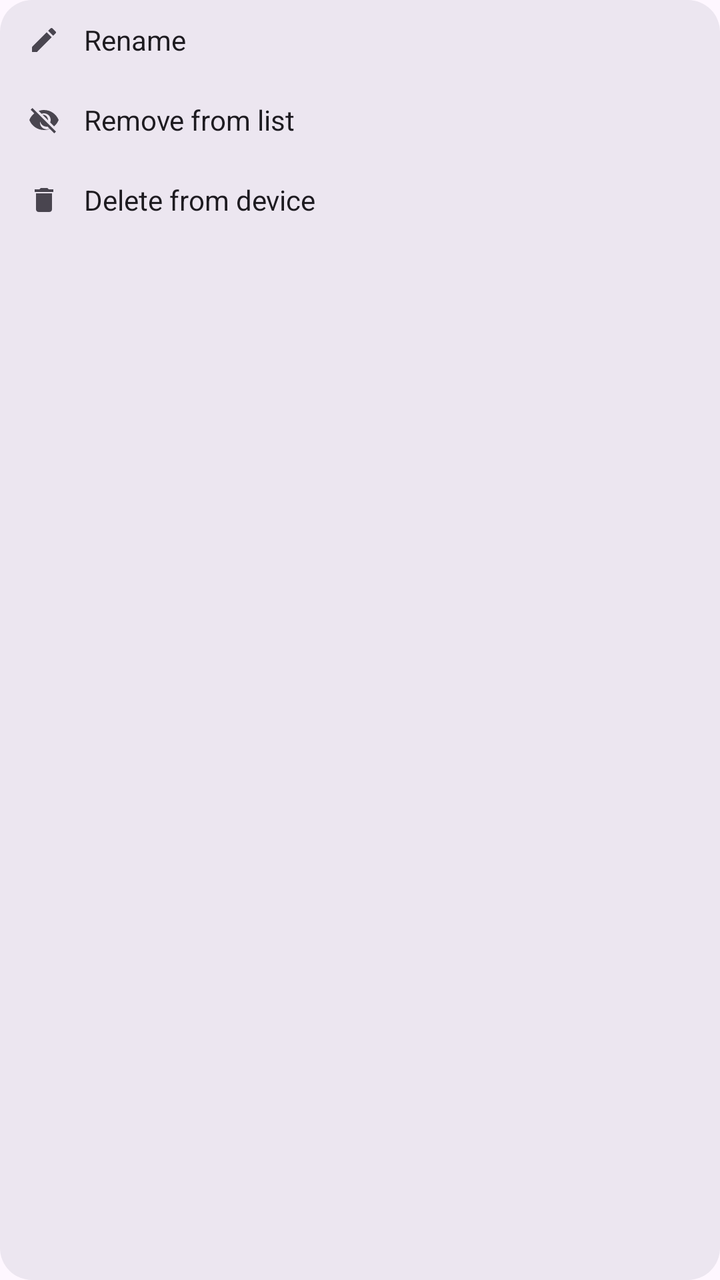
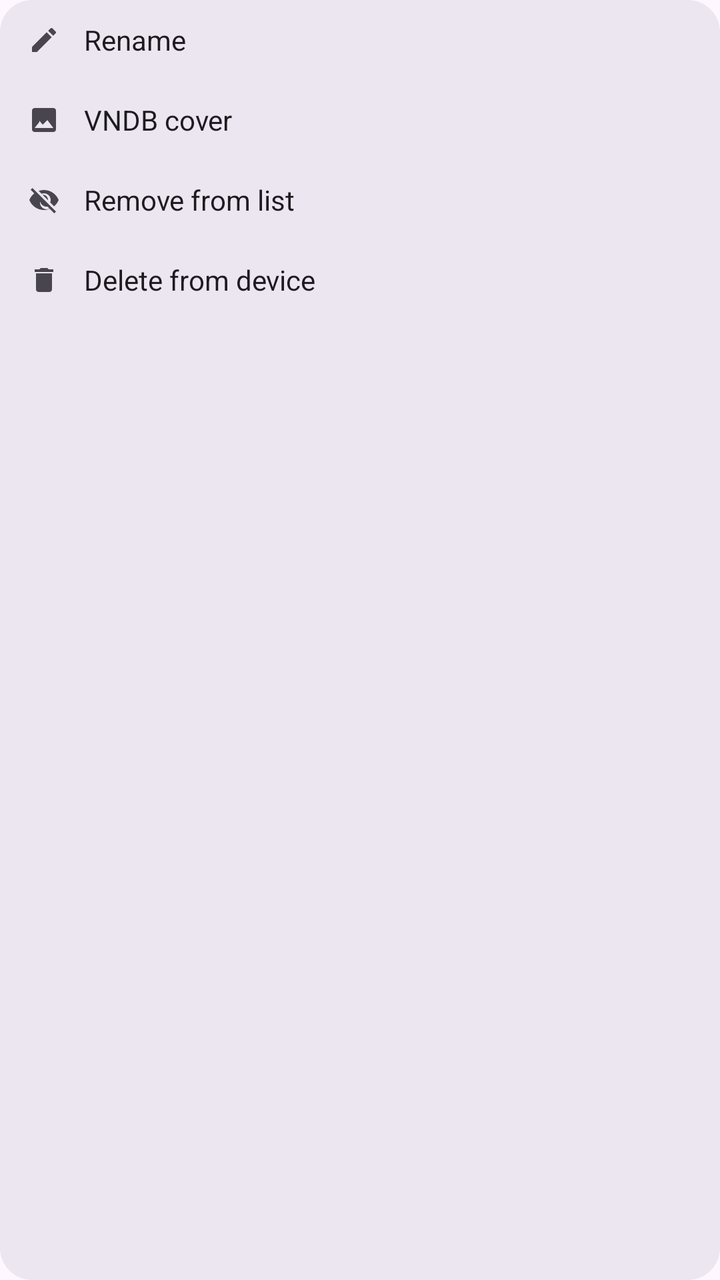

The first picture is an Android layout as it rendered before a commit; the second is the same layout after the commit. The layout source and the unified diff follow.
<!-- AndroidManifest.xml: application theme AppTheme -->
<!-- res/layout/game_context_popup.xml -->
<?xml version="1.0" encoding="utf-8"?>
<LinearLayout xmlns:android="http://schemas.android.com/apk/res/android"
    xmlns:app="http://schemas.android.com/apk/res-auto"
    android:orientation="vertical"
    android:layout_width="wrap_content"
    android:layout_height="wrap_content"
    android:background="@drawable/bg_game_context">

    
    <LinearLayout
        android:id="@+id/ctx_rename_row"
        android:orientation="horizontal"
        android:layout_width="match_parent"
        android:layout_height="40dp"
        android:paddingStart="14dp"
        android:paddingEnd="20dp"
        android:gravity="center_vertical"
        android:background="?attr/selectableItemBackground"
        android:clickable="true"
        android:focusable="true">

        <ImageView
            android:layout_width="16dp"
            android:layout_height="16dp"
            android:importantForAccessibility="no"
            android:src="@drawable/ic_ctx_rename"
            app:tint="?attr/colorOnSurfaceVariant"/>

        <TextView
            android:layout_width="wrap_content"
            android:layout_height="wrap_content"
            android:layout_marginStart="12dp"
            android:text="@string/ctx_rename"
            android:textSize="14sp"
            android:textColor="?attr/colorOnSurface"/>

    </LinearLayout>

    
    <LinearLayout
        android:id="@+id/ctx_hide_row"
        android:orientation="horizontal"
        android:layout_width="match_parent"
        android:layout_height="40dp"
        android:paddingStart="14dp"
        android:paddingEnd="20dp"
        android:gravity="center_vertical"
        android:background="?attr/selectableItemBackground"
        android:clickable="true"
        android:focusable="true">

        <ImageView
            android:layout_width="16dp"
            android:layout_height="16dp"
            android:importantForAccessibility="no"
            android:src="@drawable/ic_ctx_hide"
            app:tint="?attr/colorOnSurfaceVariant"/>

        <TextView
            android:layout_width="wrap_content"
            android:layout_height="wrap_content"
            android:layout_marginStart="12dp"
            android:text="@string/ctx_hide"
            android:textSize="14sp"
            android:textColor="?attr/colorOnSurface"/>

    </LinearLayout>

    
    <LinearLayout
        android:id="@+id/ctx_delete_row"
        android:orientation="horizontal"
        android:layout_width="match_parent"
        android:layout_height="40dp"
        android:paddingStart="14dp"
        android:paddingEnd="20dp"
        android:gravity="center_vertical"
        android:background="?attr/selectableItemBackground"
        android:clickable="true"
        android:focusable="true">

        <ImageView
            android:layout_width="16dp"
            android:layout_height="16dp"
            android:importantForAccessibility="no"
            android:src="@drawable/ic_ctx_delete"
            app:tint="?attr/colorOnSurfaceVariant"/>

        <TextView
            android:layout_width="wrap_content"
            android:layout_height="wrap_content"
            android:layout_marginStart="12dp"
            android:text="@string/ctx_delete"
            android:textSize="14sp"
            android:textColor="?attr/colorOnSurface"/>

    </LinearLayout>

</LinearLayout>
<!-- resources referenced by this layout -->
<resources>
  <!-- drawable bg_game_context (drawable) -->
  <?xml version="1.0" encoding="utf-8"?>
  <shape xmlns:android="http://schemas.android.com/apk/res/android"
      android:shape="rectangle">
      <solid android:color="?attr/colorSurfaceContainerHigh"/>
      <corners android:radius="16dp"/>
  </shape>
  <!-- drawable ic_ctx_delete (drawable) -->
  <?xml version="1.0" encoding="utf-8"?>
  <vector xmlns:android="http://schemas.android.com/apk/res/android"
      android:width="24dp"
      android:height="24dp"
      android:viewportWidth="24"
      android:viewportHeight="24">
      <path
          android:fillColor="#FF000000"
          android:pathData="M6,19c0,1.1 0.9,2 2,2h8c1.1,0 2,-0.9 2,-2V7H6v12zM19,4h-3.5l-1,-1h-5l-1,1H5v2h14V4z"/>
  </vector>
  <!-- drawable ic_ctx_hide (drawable) -->
  <?xml version="1.0" encoding="utf-8"?>
  <vector xmlns:android="http://schemas.android.com/apk/res/android"
      android:width="24dp"
      android:height="24dp"
      android:viewportWidth="24"
      android:viewportHeight="24">
      <path
          android:fillColor="#FF000000"
          android:pathData="M12,7c2.76,0 5,2.24 5,5 0,0.65 -0.13,1.26 -0.36,1.83l2.92,2.92c1.51,-1.26 2.7,-2.89 3.43,-4.75 -1.73,-4.39 -6,-7.5 -11,-7.5 -1.4,0 -2.74,0.25 -3.98,0.7l2.16,2.16C10.74,7.13 11.35,7 12,7zM2,4.27l2.28,2.28 0.46,0.46C3.08,8.3 1.78,10.02 1,12c1.73,4.39 6,7.5 11,7.5 1.55,0 3.03,-0.3 4.38,-0.84l0.42,0.42L19.73,22 21,20.73 3.27,3 2,4.27zM7.53,9.8l1.55,1.55c-0.05,0.21 -0.08,0.43 -0.08,0.65 0,2.76 2.24,5 5,5 0.23,0 0.44,-0.03 0.65,-0.08l1.55,1.55c-0.67,0.33 -1.41,0.53 -2.2,0.53 -2.76,0 -5,-2.24 -5,-5 0,-0.79 0.2,-1.53 0.53,-2.2zM11.84,9.02l3.15,3.15 0.02,-0.16c0,-2.21 -1.79,-4 -4,-4l0.83,1.01z"/>
  </vector>
  <!-- drawable ic_ctx_rename (drawable) -->
  <?xml version="1.0" encoding="utf-8"?>
  <vector xmlns:android="http://schemas.android.com/apk/res/android"
      android:width="24dp"
      android:height="24dp"
      android:viewportWidth="24"
      android:viewportHeight="24">
      <path
          android:fillColor="#FF000000"
          android:pathData="M3,17.25V21h3.75L17.81,9.94l-3.75,-3.75L3,17.25zM20.71,7.04c0.39,-0.39 0.39,-1.02 0,-1.41l-2.34,-2.34c-0.39,-0.39 -1.02,-0.39 -1.41,0l-1.83,1.83 3.75,3.75 1.83,-1.83z"/>
  </vector>
  <string name="ctx_delete">Delete from device</string>
  <string name="ctx_hide">Remove from list</string>
  <string name="ctx_rename">Rename</string>
  <style name="AppTheme" parent="AppBaseTheme" />
  <style name="AppBaseTheme" parent="Theme.Material3.DayNight.NoActionBar">
          
          <item name="colorPrimary">@color/ikura_primary</item>
          <item name="colorOnPrimary">@color/ikura_on_primary</item>
          <item name="colorPrimaryContainer">@color/ikura_primary_container</item>
          <item name="colorOnPrimaryContainer">@color/ikura_on_primary_container</item>
      </style>
  <color name="ikura_primary">#B02F00</color>
  <color name="ikura_on_primary">#FFFFFF</color>
  <color name="ikura_primary_container">#FFDBCC</color>
  <color name="ikura_on_primary_container">#3A0D00</color>
</resources>

<!-- the commit's change to res/layout/game_context_popup.xml (unified diff, before → after) -->
@@ -31,6 +31,36 @@
             android:layout_height="wrap_content"
             android:layout_marginStart="12dp"
             android:text="@string/ctx_rename"
+            android:textSize="14sp"
+            android:textColor="?attr/colorOnSurface"/>
+
+    </LinearLayout>
+
+    
+    <LinearLayout
+        android:id="@+id/ctx_cover_row"
+        android:orientation="horizontal"
+        android:layout_width="match_parent"
+        android:layout_height="40dp"
+        android:paddingStart="14dp"
+        android:paddingEnd="20dp"
+        android:gravity="center_vertical"
+        android:background="?attr/selectableItemBackground"
+        android:clickable="true"
+        android:focusable="true">
+
+        <ImageView
+            android:layout_width="16dp"
+            android:layout_height="16dp"
+            android:importantForAccessibility="no"
+            android:src="@drawable/ic_ctx_cover"
+            app:tint="?attr/colorOnSurfaceVariant"/>
+
+        <TextView
+            android:layout_width="wrap_content"
+            android:layout_height="wrap_content"
+            android:layout_marginStart="12dp"
+            android:text="@string/ctx_cover"
             android:textSize="14sp"
             android:textColor="?attr/colorOnSurface"/>
 
<!-- resource entries referenced after the edit -->
@@ -7,6 +7,17 @@
       <solid android:color="?attr/colorSurfaceContainerHigh"/>
       <corners android:radius="16dp"/>
   </shape>
+  <!-- drawable ic_ctx_cover (drawable) -->
+  <?xml version="1.0" encoding="utf-8"?>
+  <vector xmlns:android="http://schemas.android.com/apk/res/android"
+      android:width="24dp"
+      android:height="24dp"
+      android:viewportWidth="24"
+      android:viewportHeight="24">
+      <path
+          android:fillColor="#FF000000"
+          android:pathData="M21,19V5c0,-1.1 -0.9,-2 -2,-2H5c-1.1,0 -2,0.9 -2,2v14c0,1.1 0.9,2 2,2h14c1.1,0 2,-0.9 2,-2zM8.5,12.5l2.5,3.01L14.5,12l4.5,6H5l3.5,-4.5z"/>
+  </vector>
   <!-- drawable ic_ctx_delete (drawable) -->
   <?xml version="1.0" encoding="utf-8"?>
   <vector xmlns:android="http://schemas.android.com/apk/res/android"
@@ -40,6 +51,7 @@
           android:fillColor="#FF000000"
           android:pathData="M3,17.25V21h3.75L17.81,9.94l-3.75,-3.75L3,17.25zM20.71,7.04c0.39,-0.39 0.39,-1.02 0,-1.41l-2.34,-2.34c-0.39,-0.39 -1.02,-0.39 -1.41,0l-1.83,1.83 3.75,3.75 1.83,-1.83z"/>
   </vector>
+  <string name="ctx_cover">VNDB cover</string>
   <string name="ctx_delete">Delete from device</string>
   <string name="ctx_hide">Remove from list</string>
   <string name="ctx_rename">Rename</string>
